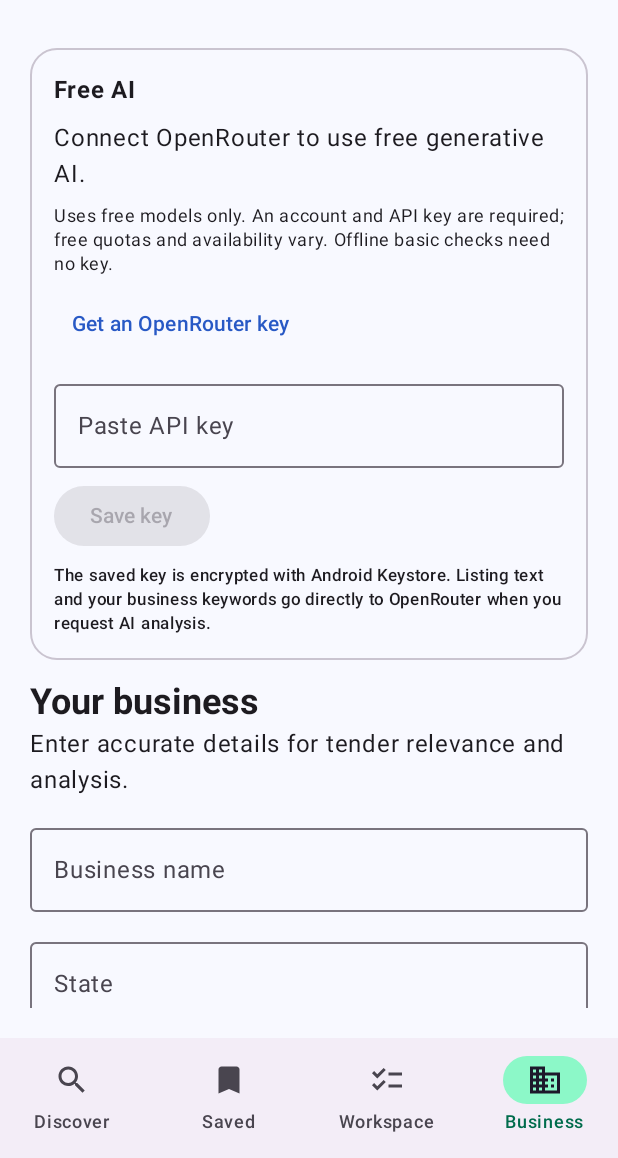
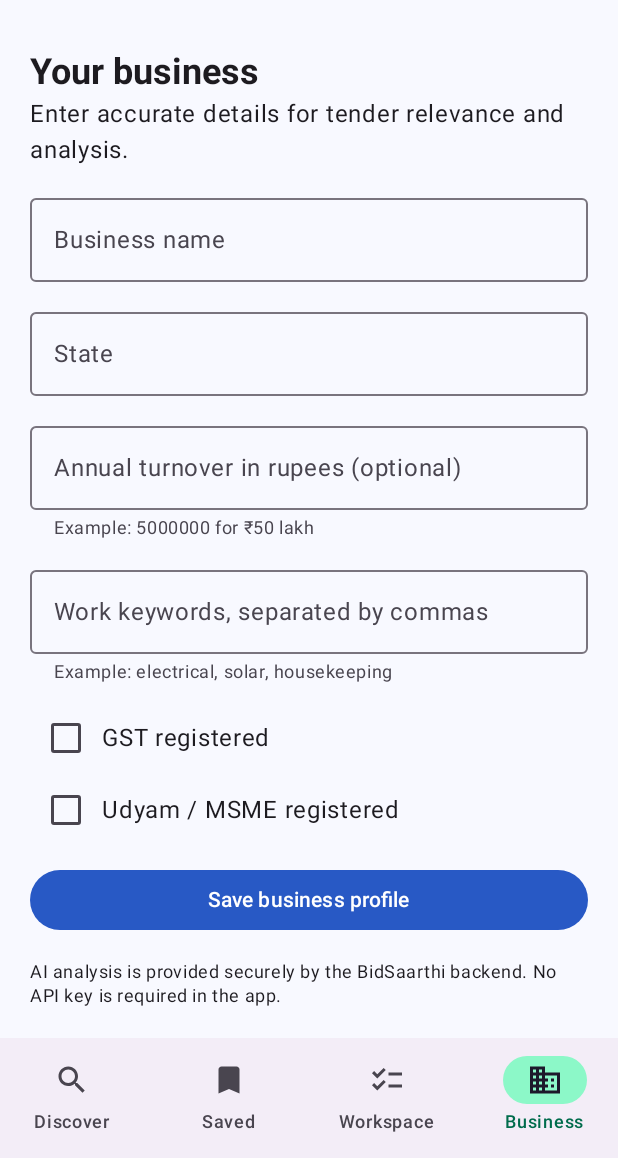
Before and after one commit to ManitnjG/BidSaarthi-AI, an Android app built with Jetpack Compose: the screen it shows after launch (MainActivity), item 4 of the bottom bar chosen, on a phone screen of 412 x 824 dp, the part 78-1236 px from its top. Run offline under Robolectric (Android 15) with nearby library versions, the light colour scheme and no system bars; network calls fail.

Commit message:
fix: remove customer OpenRouter key setup from Android UI

```diff
--- a/app/src/main/java/com/bidsaarthi/ai/MainActivity.kt
+++ b/app/src/main/java/com/bidsaarthi/ai/MainActivity.kt
@@ -27,7 +27,6 @@ import androidx.compose.ui.unit.dp
 import com.bidsaarthi.ai.data.*
 import com.bidsaarthi.ai.model.Tender
 import com.bidsaarthi.ai.ui.theme.BidSaarthiTheme
-import com.bidsaarthi.ai.ui.FreeAiSettings
 import kotlinx.coroutines.launch
 import org.json.JSONArray
 import org.json.JSONObject
@@ -182,7 +181,6 @@ class MainActivity: ComponentActivity() {
     OutlinedButton(onClick={error=null;result=basicAnalysis(t,profile)},modifier=Modifier.fillMaxWidth()){Text("Free offline check · no key needed")}
     FilledTonalButton(enabled=!loading,onClick={scope.launch { loading=true;error=null
      try {
-      val key=FreeAiKeyStore(ctx).read()
       result=BackendApi(BuildConfig.BACKEND_URL).analyze(t,profile)
      }
      catch(e:Exception) { result=basicAnalysis(t,profile,"Online AI is unavailable. Showing offline checks.");error=e.message ?: "Analysis failed. Please retry." }
@@ -226,7 +224,6 @@ class MainActivity: ComponentActivity() {
  var gst by remember { mutableStateOf(initial.optBoolean("has_gst",false)) };var udyam by remember { mutableStateOf(initial.optBoolean("has_udyam",false)) }
  var message by remember { mutableStateOf("") }
  LazyColumn(Modifier.fillMaxSize().padding(20.dp),verticalArrangement=Arrangement.spacedBy(12.dp)) {
-  item { FreeAiSettings() }
   item { Text("Your business",style=MaterialTheme.typography.headlineSmall,fontWeight=FontWeight.Bold);Text("Enter accurate details for tender relevance and analysis.") }
   item { OutlinedTextField(name,{name=it;message=""},Modifier.fillMaxWidth(),label={Text("Business name")},singleLine=true) }
   item { OutlinedTextField(state,{state=it;message=""},Modifier.fillMaxWidth(),label={Text("State")},singleLine=true) }
@@ -238,6 +235,6 @@ class MainActivity: ComponentActivity() {
    if(turnover.isNotBlank() && (amount==null || !amount.isFinite() || amount<0)) message="Enter a valid turnover amount in rupees."
    else { onSave(JSONObject().put("name",name.trim()).put("states",JSONArray(listOf(state.trim()).filter { it.isNotBlank() })).put("turnover",amount ?: JSONObject.NULL).put("categories",JSONArray(categories.split(',').map { it.trim() }.filter { it.isNotBlank() })).put("has_gst",gst).put("has_udyam",udyam));message="Profile saved on this device." }
   },modifier=Modifier.fillMaxWidth()){Text("Save business profile")};Text(message,style=MaterialTheme.typography.bodySmall)
-  Text("When you request analysis, your profile and the listing are sent to the configured analysis service. Optional provider keys are encrypted on this device.",style=MaterialTheme.typography.bodySmall) }
+  Text("AI analysis is provided securely by the BidSaarthi backend. No API key is required in the app.",style=MaterialTheme.typography.bodySmall) }
  }
 }
```
